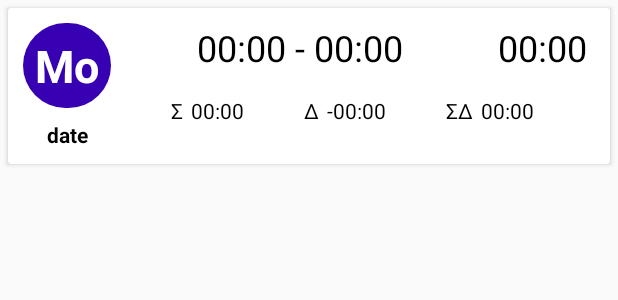
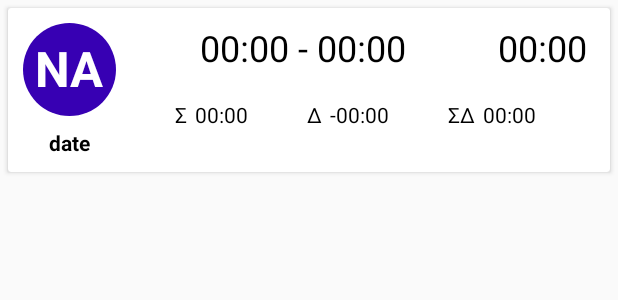
Before and after one commit to ede1998/WorkTracks, an Android app: the layout week_day.xml on its own in the app's theme, with its tools: preview values and no code run, on a phone screen of 412 x 824 dp. Shown: the top 300 px of the screen. Run offline under Robolectric (Android 15) with nearby library versions, the phone set to English and light mode, and no system bars.

Commit message:
CHG: fixed constraints for bubble

```diff
--- a/app/src/main/res/layout/week_day.xml
+++ b/app/src/main/res/layout/week_day.xml
@@ -1,10 +1,9 @@
 <?xml version="1.0" encoding="utf-8"?>
 <LinearLayout xmlns:android="http://schemas.android.com/apk/res/android"
     xmlns:card_view="http://schemas.android.com/apk/res-auto"
-    xmlns:tools="http://schemas.android.com/tools"
     android:layout_width="match_parent"
     android:layout_height="wrap_content">
-    <!-- A CardView that contains a TextView -->
+
     <androidx.cardview.widget.CardView
         android:id="@+id/card_view_week_day"
         android:layout_width="match_parent"
@@ -24,7 +23,7 @@
                 android:layout_height="match_parent"
                 android:orientation="horizontal"
                 card_view:layout_constraintEnd_toEndOf="parent"
-                card_view:layout_constraintStart_toEndOf="@+id/barrier"
+                card_view:layout_constraintStart_toStartOf="@+id/guideline"
                 card_view:layout_constraintTop_toTopOf="parent">
 
                 <Space
@@ -69,29 +68,23 @@
 
             <TextView
                 android:id="@+id/text_week_day"
-                android:layout_width="wrap_content"
-                android:layout_height="wrap_content"
+                android:layout_width="0dp"
+                android:layout_height="0dp"
                 android:layout_marginBottom="8dp"
                 android:autoSizeTextType="uniform"
                 android:background="@drawable/circle"
                 android:backgroundTint="@color/colorPrimaryDark"
                 android:padding="8sp"
-                android:text="Mo"
+                android:text="NA"
                 android:textAlignment="center"
                 android:textColor="#FFFFFF"
                 android:textSize="30sp"
                 android:textStyle="bold"
                 card_view:layout_constraintBottom_toTopOf="@+id/text_date"
+                card_view:layout_constraintDimensionRatio="1.00"
+                card_view:layout_constraintEnd_toStartOf="@+id/guideline"
                 card_view:layout_constraintStart_toStartOf="parent"
                 card_view:layout_constraintTop_toTopOf="parent" />
-
-            <androidx.constraintlayout.widget.Barrier
-                android:id="@+id/barrier"
-                android:layout_width="0dp"
-                android:layout_height="wrap_content"
-                card_view:barrierDirection="end"
-                card_view:constraint_referenced_ids="text_week_day,text_date"
-                tools:layout_editor_absoluteX="382dp" />
 
             <include
                 layout="@layout/time_status_information"
@@ -99,8 +92,15 @@
                 android:layout_height="wrap_content"
                 card_view:layout_constraintBottom_toBottomOf="parent"
                 card_view:layout_constraintEnd_toEndOf="parent"
-                card_view:layout_constraintStart_toEndOf="@+id/barrier"
+                card_view:layout_constraintStart_toStartOf="@+id/guideline"
                 card_view:layout_constraintTop_toBottomOf="@+id/linear_layout_row1" />
+
+            <androidx.constraintlayout.widget.Guideline
+                android:id="@+id/guideline"
+                android:layout_width="wrap_content"
+                android:layout_height="wrap_content"
+                android:orientation="vertical"
+                card_view:layout_constraintGuide_begin="62dp" />
 
         </androidx.constraintlayout.widget.ConstraintLayout>
 
```
